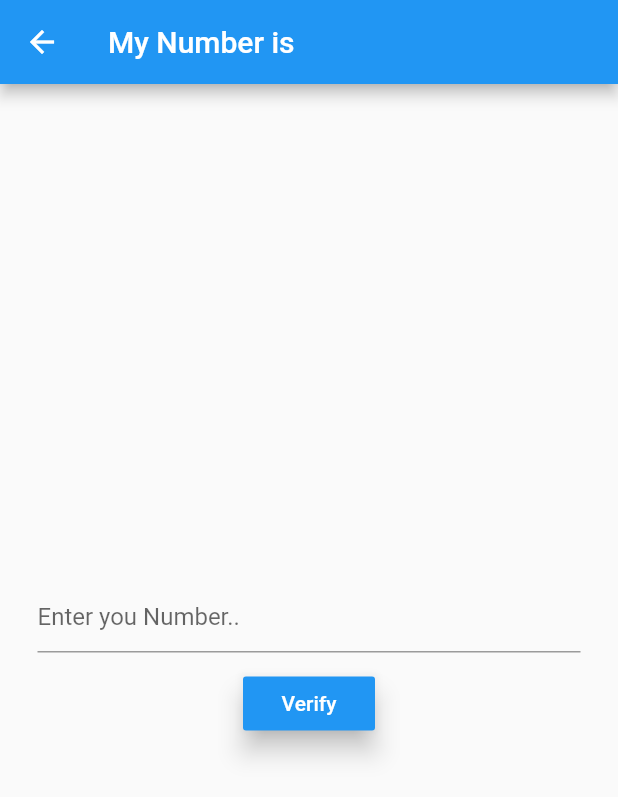
After one commit to soberOOZ/Auth-Basic-Firestore-Logic, a Flutter app: the PhoneNumberLogin screen opened directly, after a tap on "Verify", on a phone screen of 412 x 824 dp. The commit adds this screen. Shown: the top 797 px of the screen. Run offline on Flutter 3.47's test engine with Material 2 defaults, Android fonts, the phone set to English and light mode, and no system bars; our stand-ins replace cloud_firestore, firebase_auth; missing offline and left inert: flutter_facebook_login; accounts and stored records are empty.

Commit message:
before first origin push

```diff
--- a/lib/loginpage.dart
+++ b/lib/loginpage.dart
@@ -1,3 +1,4 @@
+import 'package:firestorebasic_raja/services/phoneLogin.dart';
 import 'package:flutter/material.dart';
 import 'package:firebase_auth/firebase_auth.dart';
 import 'package:flutter_facebook_login/flutter_facebook_login.dart';
@@ -113,7 +114,7 @@ class _LoginPageState extends State<LoginPage> {
                 textColor: Colors.white,
                 elevation: 7.0,
                 onPressed: () {
-
+                  PhoneNumberLogin();
                 },
               ),
               SizedBox(height: 15.0),
--- /dev/null
+++ b/lib/services/phoneLogin.dart
@@ -0,0 +1,63 @@
+import 'package:flutter/material.dart';
+
+import 'package:firebase_auth/firebase_auth.dart';
+
+import 'package:cloud_firestore/cloud_firestore.dart';
+
+class PhoneNumberLogin extends StatefulWidget {
+  @override
+  _PhoneNumberLoginState createState() => _PhoneNumberLoginState();
+}
+
+class _PhoneNumberLoginState extends State<PhoneNumberLogin> {
+
+  String phoneNo;
+  String smsCode;
+  String verificationId;
+
+
+  Future<void> verifyPhone() async {
+
+    final PhoneCodeAutoRetrievalTimeout autoRetrieve = (String verId) {
+      this.verificationId = verId;
+    };
+
+    await FirebaseAuth.instance.verifyPhoneNumber(
+      phoneNumber: this.phoneNo,
+      codeAutoRetrievalTimeout: autoRetrieve
+    );
+  }
+
+  @override
+  Widget build(BuildContext context) {
+    return Scaffold(
+      appBar: AppBar(
+        title: Text("My Number is"),
+      ),
+      body: Center(
+        child: Container(
+          padding: EdgeInsets.all(25.0),
+          child: Column(
+            mainAxisAlignment: MainAxisAlignment.center,
+            children: <Widget>[
+              TextField(
+                decoration: InputDecoration(hintText: 'Enter you Number..'),
+                onChanged: (value) {
+                  this.phoneNo = value;
+                },
+              ),
+              SizedBox(height: 10.0,),
+              RaisedButton(
+                onPressed: verifyPhone,
+                child: Text("Verify"),
+                textColor: Colors.white,
+                elevation: 7.0,
+                color: Colors.blue,
+              )
+            ],
+          ),
+        ),
+      ),
+    );
+  }
+}
```
